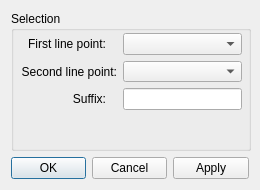
Above: src/libs/vtools/dialogs/tools/dialogmirrorbyline.ui from FashionFreedom/Seamly2D before the change. Below: the same form after it.
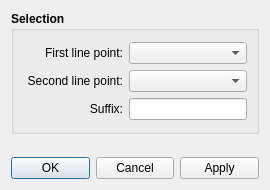
That is the form after the change. Icons and pictures are not drawn.

```diff
--- a/src/libs/vtools/dialogs/tools/dialogmirrorbyline.ui
+++ b/src/libs/vtools/dialogs/tools/dialogmirrorbyline.ui
@@ -6,13 +6,13 @@
    <rect>
     <x>0</x>
     <y>0</y>
-    <width>260</width>
+    <width>270</width>
     <height>190</height>
    </rect>
   </property>
   <property name="minimumSize">
    <size>
-    <width>260</width>
+    <width>270</width>
     <height>190</height>
    </size>
   </property>
@@ -26,6 +26,12 @@
   <layout class="QVBoxLayout" name="verticalLayout">
    <item>
     <widget class="QGroupBox" name="groupBox">
+     <property name="sizePolicy">
+      <sizepolicy hsizetype="Expanding" vsizetype="Preferred">
+       <horstretch>0</horstretch>
+       <verstretch>0</verstretch>
+      </sizepolicy>
+     </property>
      <property name="minimumSize">
       <size>
        <width>240</width>
@@ -34,22 +40,22 @@
      </property>
      <property name="maximumSize">
       <size>
-       <width>240</width>
+       <width>16777215</width>
        <height>16777215</height>
       </size>
      </property>
+     <property name="font">
+      <font>
+       <pointsize>9</pointsize>
+       <weight>75</weight>
+       <bold>true</bold>
+      </font>
+     </property>
      <property name="title">
       <string>Selection</string>
      </property>
-     <widget class="QWidget" name="layoutWidget">
-      <property name="geometry">
-       <rect>
-        <x>10</x>
-        <y>20</y>
-        <width>221</width>
-        <height>81</height>
-       </rect>
-      </property>
+     <layout class="QVBoxLayout" name="verticalLayout_2">
+      <item>
       <layout class="QFormLayout" name="formLayout">
        <property name="topMargin">
         <number>2</number>
@@ -61,10 +67,17 @@
         <widget class="QLabel" name="firstLinePoint_Label">
          <property name="minimumSize">
           <size>
-           <width>85</width>
+            <width>100</width>
            <height>0</height>
           </size>
          </property>
+          <property name="font">
+           <font>
+            <pointsize>9</pointsize>
+            <weight>50</weight>
+            <bold>false</bold>
+           </font>
+          </property>
          <property name="text">
           <string>First line point:</string>
          </property>
@@ -74,16 +87,37 @@
         </widget>
        </item>
        <item row="0" column="1">
-        <widget class="QComboBox" name="firstLinePoint_ComboBox"/>
+         <widget class="QComboBox" name="firstLinePoint_ComboBox">
+          <property name="sizePolicy">
+           <sizepolicy hsizetype="Expanding" vsizetype="Fixed">
+            <horstretch>0</horstretch>
+            <verstretch>0</verstretch>
+           </sizepolicy>
+          </property>
+          <property name="font">
+           <font>
+            <pointsize>9</pointsize>
+            <weight>50</weight>
+            <bold>false</bold>
+           </font>
+          </property>
+         </widget>
        </item>
        <item row="1" column="0">
         <widget class="QLabel" name="secondLinePoint_Label">
          <property name="minimumSize">
           <size>
-           <width>85</width>
+            <width>100</width>
            <height>0</height>
           </size>
          </property>
+          <property name="font">
+           <font>
+            <pointsize>9</pointsize>
+            <weight>50</weight>
+            <bold>false</bold>
+           </font>
+          </property>
          <property name="text">
           <string>Second line point:</string>
          </property>
@@ -93,16 +127,37 @@
         </widget>
        </item>
        <item row="1" column="1">
-        <widget class="QComboBox" name="secondLinePoint_ComboBox"/>
+         <widget class="QComboBox" name="secondLinePoint_ComboBox">
+          <property name="sizePolicy">
+           <sizepolicy hsizetype="Expanding" vsizetype="Fixed">
+            <horstretch>0</horstretch>
+            <verstretch>0</verstretch>
+           </sizepolicy>
+          </property>
+          <property name="font">
+           <font>
+            <pointsize>9</pointsize>
+            <weight>50</weight>
+            <bold>false</bold>
+           </font>
+          </property>
+         </widget>
        </item>
        <item row="2" column="0">
         <widget class="QLabel" name="suffix_Label">
          <property name="minimumSize">
           <size>
-           <width>85</width>
+            <width>100</width>
            <height>0</height>
           </size>
          </property>
+          <property name="font">
+           <font>
+            <pointsize>9</pointsize>
+            <weight>50</weight>
+            <bold>false</bold>
+           </font>
+          </property>
          <property name="text">
           <string>Suffix:</string>
          </property>
@@ -112,11 +167,33 @@
         </widget>
        </item>
        <item row="2" column="1">
-        <widget class="QLineEdit" name="suffix_LineEdit"/>
-       </item>
-      </layout>
-     </widget>
-    </widget>
+         <widget class="QLineEdit" name="suffix_LineEdit">
+          <property name="font">
+           <font>
+            <pointsize>9</pointsize>
+            <weight>50</weight>
+            <bold>false</bold>
+           </font>
+          </property>
+         </widget>
+        </item>
+       </layout>
+      </item>
+     </layout>
+    </widget>
+   </item>
+   <item>
+    <spacer name="verticalSpacer">
+     <property name="orientation">
+      <enum>Qt::Vertical</enum>
+     </property>
+     <property name="sizeHint" stdset="0">
+      <size>
+       <width>20</width>
+       <height>40</height>
+      </size>
+     </property>
+    </spacer>
    </item>
    <item>
     <widget class="QDialogButtonBox" name="buttonBox">
```
Lines whose indentation alone changed are shown as unchanged.
